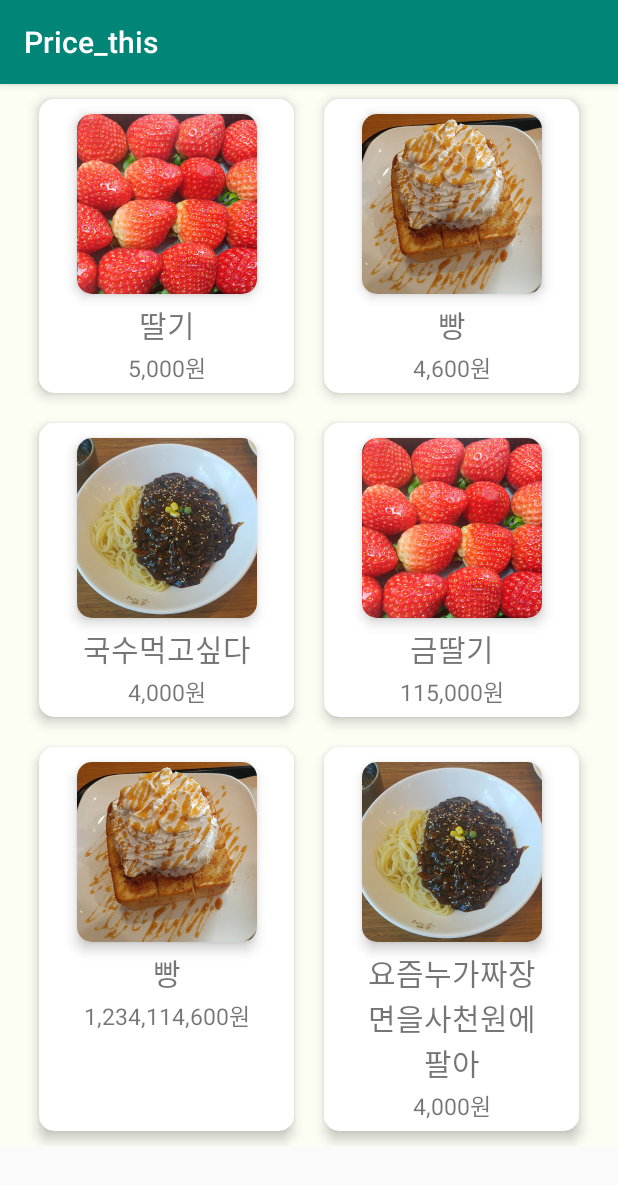
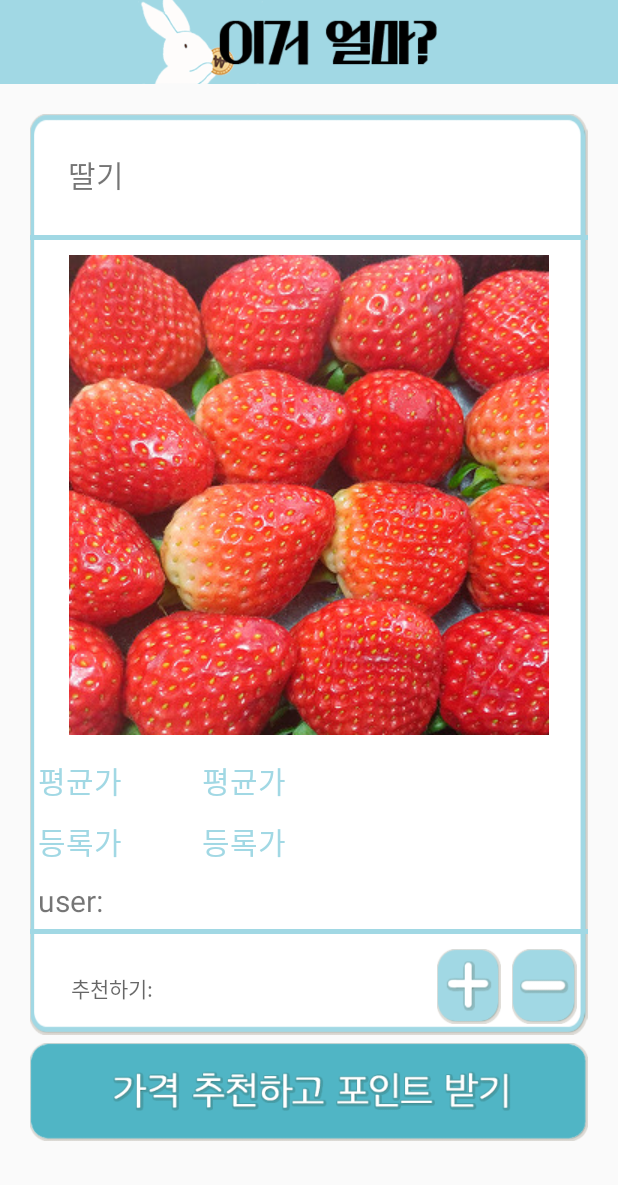
Before and after one commit to ChoiysApple/Price_This, an Android app: the screen it shows after launch (MainActivity before the commit, Product after it), after a tap on "딸기", on a phone screen of 412 x 824 dp. Shown: the top 1185 px of the screen. Run offline under Robolectric (Android 15) with nearby library versions, the phone set to English and light mode, and no system bars.

Commit message:
product xml

```diff
--- a/Price_this/app/src/main/AndroidManifest.xml
+++ b/Price_this/app/src/main/AndroidManifest.xml
@@ -9,6 +9,7 @@
         android:roundIcon="@mipmap/ic_launcher_round"
         android:supportsRtl="true"
         android:theme="@style/AppTheme">
+        <activity android:name=".Product"></activity>
         <activity android:name=".MainActivity">
             <intent-filter>
                 <action android:name="android.intent.action.MAIN" />
--- a/Price_this/app/src/main/java/com/example/price_this/price_this/MainActivity.java
+++ b/Price_this/app/src/main/java/com/example/price_this/price_this/MainActivity.java
@@ -1,6 +1,8 @@
 package com.example.price_this.price_this;
 
 import android.os.Bundle;
+import android.support.v4.content.ContextCompat;
+import android.support.v7.app.ActionBar;
 import android.support.v7.app.AppCompatActivity;
 import android.support.v7.widget.GridLayoutManager;
 import android.support.v7.widget.LinearLayoutManager;
@@ -17,6 +19,12 @@ public class MainActivity extends AppCompatActivity {
     @Override
     protected void onCreate(Bundle savedInstanceState) {
         super.onCreate(savedInstanceState);
+        try{
+            getSupportActionBar().setDisplayOptions(ActionBar.DISPLAY_SHOW_CUSTOM);
+            getSupportActionBar().setBackgroundDrawable(ContextCompat.getDrawable(this, R.drawable.app_banner));
+        } catch (Exception e){
+            System.out.println(e.getMessage());
+        }
         setContentView(R.layout.activity_main);
 
         mRecyclerView = findViewById(R.id.recycler_view);
--- a/Price_this/app/src/main/java/com/example/price_this/price_this/MyAdapter.java
+++ b/Price_this/app/src/main/java/com/example/price_this/price_this/MyAdapter.java
@@ -1,6 +1,8 @@
 package com.example.price_this.price_this;
 
 import android.content.Context;
+import android.content.Intent;
+import android.support.v7.app.AppCompatActivity;
 import android.support.v7.widget.RecyclerView;
 import android.view.LayoutInflater;
 import android.view.View;
@@ -11,7 +13,7 @@ import android.widget.Toast;
 
 import java.util.ArrayList;
 
-public class MyAdapter extends RecyclerView.Adapter<RecyclerView.ViewHolder>{
+public class MyAdapter extends RecyclerView.Adapter<RecyclerView.ViewHolder> {
     public static class MyViewHolder extends RecyclerView.ViewHolder {
         ImageView imgViewPicture;
         TextView txtViewPrice;
@@ -37,6 +39,7 @@ public class MyAdapter extends RecyclerView.Adapter<RecyclerView.ViewHolder>{
         return new MyViewHolder(v);
     }
 
+
     @Override
     public void onBindViewHolder(RecyclerView.ViewHolder holder, final int position) {
 
@@ -49,7 +52,13 @@ public class MyAdapter extends RecyclerView.Adapter<RecyclerView.ViewHolder>{
         myViewHolder.itemView.setOnClickListener(new View.OnClickListener() {
             @Override
             public void onClick(View v) {
+                final Intent intent;
                 Context context = v.getContext();
+                intent = new Intent(context, Product.class);
+                intent.putExtra("name", goodsInfoArrayList.get(position).goodsName);
+                intent.putExtra("image", goodsInfoArrayList.get(position).goodsPicture);
+                intent.putExtra("price", goodsInfoArrayList.get(position).goodsPrice);
+                context.startActivity(intent);
                 Toast.makeText(context, "이거는 "+goodsInfoArrayList.get(position).goodsName+ "이야 으아악 누르지마", Toast.LENGTH_SHORT).show();
             }
         });
@@ -59,4 +68,5 @@ public class MyAdapter extends RecyclerView.Adapter<RecyclerView.ViewHolder>{
     public int getItemCount() {
         return goodsInfoArrayList.size();
     }
+
 }
--- /dev/null
+++ b/Price_this/app/src/main/java/com/example/price_this/price_this/Product.java
@@ -0,0 +1,49 @@
+package com.example.price_this.price_this;
+
+import android.content.Intent;
+import android.os.Bundle;
+import android.support.v4.content.ContextCompat;
+import android.support.v7.app.ActionBar;
+import android.support.v7.app.AppCompatActivity;
+import android.view.View;
+import android.widget.Button;
+import android.widget.ImageView;
+import android.widget.TextView;
+
+public class Product extends AppCompatActivity {
+    TextView txtView_productName;
+    TextView txtView_avgPrice, txtView_regPrice, txtView_userPrice;
+    TextView txtView_priceToRegister;
+    ImageView imgView_productImg;
+    Button btn_register;
+    protected void onCreate(Bundle savedInstanceState){
+        super.onCreate(savedInstanceState);
+        setContentView(R.layout.product);
+
+        try{
+            getSupportActionBar().setDisplayOptions(ActionBar.DISPLAY_SHOW_CUSTOM);
+            getSupportActionBar().setBackgroundDrawable(ContextCompat.getDrawable(this, R.drawable.app_banner));
+        } catch (Exception e){
+            System.out.println(e.getMessage());
+        }
+
+        txtView_productName = findViewById(R.id.txtView_productName);
+        txtView_avgPrice = findViewById(R.id.txtView_avgPrice);
+        txtView_regPrice = findViewById(R.id.txtView_regPrice);
+        txtView_userPrice = findViewById(R.id.txtView_userPrice);
+        txtView_priceToRegister = findViewById(R.id.txtView_priceToRegister);
+        imgView_productImg = findViewById(R.id.imgView_productImg);
+        btn_register = findViewById(R.id.btn_register);
+
+        Intent intent = getIntent();
+        txtView_productName.setText(intent.getStringExtra("name"));
+        imgView_productImg.setImageResource(intent.getIntExtra("image", 0));
+
+        btn_register.setOnClickListener(new View.OnClickListener() {
+            @Override
+            public void onClick(View v) {
+                finish();
+            }
+        });
+    }
+}
--- /dev/null
+++ b/Price_this/app/src/main/java/com/example/price_this/price_this/ProductFragment.java
@@ -0,0 +1,15 @@
+package com.example.price_this.price_this;
+
+import android.os.Bundle;
+import android.support.annotation.Nullable;
+import android.support.v4.app.Fragment;
+import android.view.LayoutInflater;
+import android.view.View;
+import android.view.ViewGroup;
+
+public class ProductFragment extends Fragment {
+    public View onCreateView(LayoutInflater inflater, @Nullable ViewGroup container, @Nullable Bundle savedInstanceState) {
+        ViewGroup rootView = (ViewGroup) inflater.inflate(R.layout.product_fragment, container, false);
+        return rootView;
+    }
+}
--- /dev/null
+++ b/Price_this/app/src/main/res/layout/product.xml
@@ -0,0 +1,33 @@
+<?xml version="1.0" encoding="utf-8"?>
+<android.support.constraint.ConstraintLayout
+    xmlns:android="http://schemas.android.com/apk/res/android"
+    xmlns:tools="http://schemas.android.com/tools"
+    android:layout_width="match_parent"
+    android:layout_height="match_parent">
+
+    <ScrollView
+        android:layout_width="match_parent"
+        android:layout_height="match_parent"
+        tools:layout_editor_absoluteX="0dp"
+        tools:layout_editor_absoluteY="0dp">
+
+        <LinearLayout
+            android:layout_width="match_parent"
+            android:layout_height="wrap_content"
+            android:orientation="vertical"
+            android:padding="20dp">
+            <fragment
+                android:id="@+id/frag_register"
+                android:name="com.example.price_this.price_this.ProductFragment"
+                android:layout_width="match_parent"
+                android:layout_height="wrap_content"
+                android:layout_marginBottom="5dp"/>
+
+            <Button
+                android:id="@+id/btn_register"
+                android:layout_width="wrap_content"
+                android:layout_height="65dp"
+                android:background="@drawable/btn_recommendation"/>
+        </LinearLayout>
+    </ScrollView>
+</android.support.constraint.ConstraintLayout>
--- /dev/null
+++ b/Price_this/app/src/main/res/layout/product_fragment.xml
@@ -0,0 +1,119 @@
+<?xml version="1.0" encoding="utf-8"?>
+<android.support.constraint.ConstraintLayout
+    xmlns:android="http://schemas.android.com/apk/res/android"
+    xmlns:tools="http://schemas.android.com/tools"
+    android:layout_width="match_parent"
+    android:layout_height="match_parent"
+    android:background="@drawable/board_frame">
+
+    <LinearLayout
+        android:layout_width="match_parent"
+        android:layout_height="match_parent"
+        android:orientation="vertical">
+
+        <TextView
+            android:id="@+id/txtView_productName"
+            android:layout_width="match_parent"
+            android:layout_height="wrap_content"
+            android:padding="20dp"
+            android:layout_margin="5dp"
+            android:textSize="20dp"
+            android:hint="@string/productToRegister" />
+        <View
+            android:layout_width="match_parent"
+            android:layout_height="3dp"
+            android:background="#a1d8e4" />
+
+        <ImageView
+            android:id="@+id/imgView_productImg"
+            android:layout_margin="10dp"
+            android:layout_width="wrap_content"
+            android:layout_height="wrap_content"
+            android:layout_gravity="center_horizontal"/>
+        <TableLayout
+            android:layout_width="wrap_content"
+            android:layout_height="wrap_content"
+            android:stretchColumns="*">
+
+            <TableRow>
+
+                <TextView
+                    android:layout_width="0dp"
+                    android:layout_height="wrap_content"
+                    android:layout_margin="5dp"
+                    android:text="@string/averagePrice"
+                    android:textColor="#a1d8e4"
+                    android:textSize="20dp" />
+
+                <TextView
+                    android:id="@+id/txtView_avgPrice"
+                    android:layout_width="50dp"
+                    android:layout_height="wrap_content"
+                    android:layout_margin="5dp"
+                    android:text="@string/averagePrice"
+                    android:textColor="#a1d8e4"
+                    android:textSize="20dp" />
+            </TableRow>
+            <TableRow>
+
+                <TextView
+                    android:layout_width="5dp"
+                    android:layout_height="wrap_content"
+                    android:layout_margin="5dp"
+                    android:text="@string/registeredPrice"
+                    android:textColor="#a1d8e4"
+                    android:textSize="20dp" />
+                <TextView
+                    android:id="@+id/txtView_regPrice"
+                    android:layout_width="0dp"
+                    android:layout_height="wrap_content"
+                    android:layout_margin="5dp"
+                    android:textColor="#a1d8e4"
+                    android:textSize="20dp"
+                    android:text="@string/registeredPrice"/>
+            </TableRow>
+            <TextView
+                android:id="@+id/txtView_userPrice"
+                android:layout_width="wrap_content"
+                android:layout_height="wrap_content"
+                android:layout_margin="5dp"
+                android:textSize="20dp"
+                android:text="user: "/>
+
+            <View
+                android:layout_width="match_parent"
+                android:layout_height="3dp"
+                android:background="#a1d8e4" />
+            <TableRow>
+                <TextView
+                    android:id="@+id/txtView_priceToRegister"
+                    android:layout_width="0dp"
+                    android:layout_height="50dp"
+                    android:layout_weight="6"
+                    android:paddingLeft="20dp"
+                    android:layout_marginTop="10dp"
+                    android:layout_marginLeft="7dp"
+                    android:layout_marginBottom="7dp"
+                    android:hint="@string/recommend"/>
+                <Button
+                    android:id="@+id/btn_plus"
+                    android:layout_width="0dp"
+                    android:layout_height="50dp"
+                    android:layout_marginTop="10dp"
+                    android:layout_marginLeft="7dp"
+                    android:background="@drawable/btn_plus"
+                    android:layout_weight="1"/>
+                <Button
+                    android:id="@+id/btn_minus"
+                    android:layout_width="0dp"
+                    android:layout_height="50dp"
+                    android:layout_marginTop="10dp"
+                    android:layout_marginLeft="7dp"
+                    android:layout_marginRight="7dp"
+                    android:background="@drawable/btn_minus"
+                    android:layout_weight="1"/>
+            </TableRow>
+        </TableLayout>
+
+    </LinearLayout>
+</android.support.constraint.ConstraintLayout>
--- a/Price_this/app/src/main/res/values/strings.xml
+++ b/Price_this/app/src/main/res/values/strings.xml
@@ -12,4 +12,10 @@
     <string name="modify">수정하기</string>
     <string name="point">포인트</string>
     <string name="NULL">null</string>
+    <string name="averagePrice">평균가</string>
+    <string name="registeredPrice">등록가</string>
+    <string name="recommend">추천하기: </string>
+
+
+
 </resources>
```
